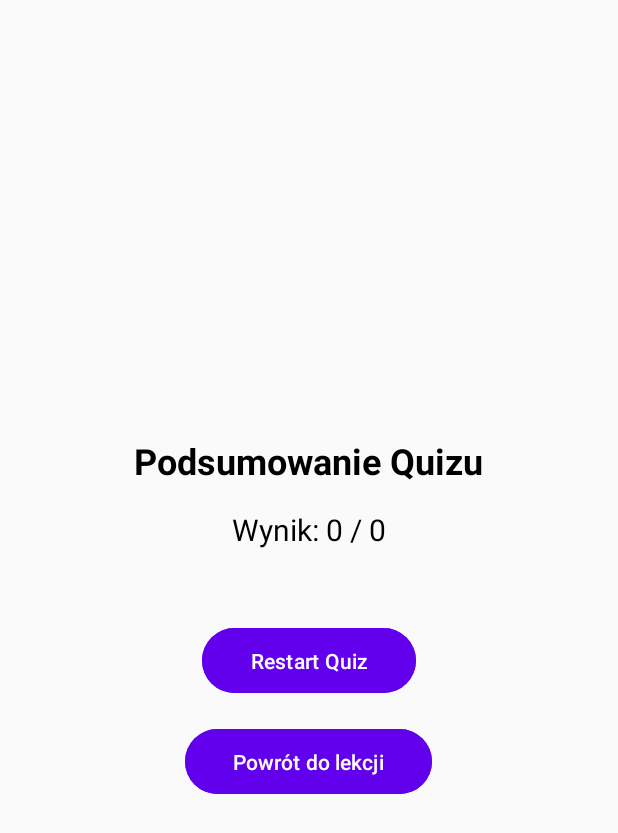
After one commit to Kamilo1/MathCourse, an Android app: the SummaryActivity screen opened directly, with no data from a screen before it, on a phone screen of 412 x 824 dp. The commit adds this screen. Shown: the top 833 px of the screen. Run offline under Robolectric (Android 15) with nearby library versions, the phone set to English and light mode, and no system bars.

Commit message:
add summary and animations

```diff
--- a/app/src/main/AndroidManifest.xml
+++ b/app/src/main/AndroidManifest.xml
@@ -15,6 +15,7 @@
         <activity android:name="pl.wsei.pam.AuthorsActivity" />
         <activity android:name="pl.wsei.pam.LessonActivity" />
         <activity android:name="pl.wsei.pam.QuizActivity" />
+        <activity android:name="pl.wsei.pam.SummaryActivity" />
         <activity
             android:name="pl.wsei.pam.MainActivity"
             android:exported="true">
--- a/app/src/main/java/pl/wsei/pam/LessonActivity.kt
+++ b/app/src/main/java/pl/wsei/pam/LessonActivity.kt
@@ -49,7 +49,7 @@ class LessonActivity : AppCompatActivity() {
                 )
                 3 -> SlideFragment.newInstance(
                     "a² - b² = (a + b)(a - b)",
-                    "Definicja: Wzór ten pozwala rozłożyć różnicę kwadratów na iloczyn dwóch wyrażeń.\nPrzykład: Rozłóż x² - 9.\n(x + 3)(x - 3)\nIlustracja: Pokaż diagram ilustrujący rozkład różnicy kwadratów na poszczególne części.",
+                    "Definicja: Wzór ten pozwala rozłożyć różnicę kwadratów na iloczyn dwóch wyrażeń.\nPrzykład: Rozłóż x² - 9.\n(x + 3)(x - 3),",
                     isLastSlide
                 )
                 else -> throw IllegalStateException("Unexpected position: $position")
--- /dev/null
+++ b/app/src/main/java/pl/wsei/pam/SummaryActivity.kt
@@ -0,0 +1,37 @@
+package pl.wsei.pam
+
+import android.content.Intent
+import android.os.Bundle
+import android.widget.Button
+import android.widget.TextView
+import androidx.appcompat.app.AppCompatActivity
+import pl.wsei.pam.lab01.R
+
+class SummaryActivity : AppCompatActivity() {
+
+    override fun onCreate(savedInstanceState: Bundle?) {
+        super.onCreate(savedInstanceState)
+        setContentView(R.layout.activity_summary)
+
+        val summaryTitleTextView: TextView = findViewById(R.id.summaryTitleTextView)
+        val scoreTextView: TextView = findViewById(R.id.scoreTextView)
+        val restartQuizButton: Button = findViewById(R.id.restartQuizButton)
+        val backToLesson : Button = findViewById(R.id.backToLesson)
+        val score = intent.getIntExtra("EXTRA_SCORE", 0)
+        val totalQuestions = intent.getIntExtra("EXTRA_TOTAL_QUESTIONS", 0)
+
+        summaryTitleTextView.text = "Podsumowanie Quizu"
+        scoreTextView.text = "Wynik: $score / $totalQuestions"
+
+        restartQuizButton.setOnClickListener {
+            val intent = Intent(this, QuizActivity::class.java)
+            startActivity(intent)
+            finish()
+        }
+        backToLesson.setOnClickListener{
+            val intent = Intent(this, LessonActivity::class.java)
+            startActivity(intent)
+            finish()
+        }
+    }
+}
--- /dev/null
+++ b/app/src/main/res/layout/activity_summary.xml
@@ -0,0 +1,54 @@
+<?xml version="1.0" encoding="utf-8"?>
+<LinearLayout xmlns:android="http://schemas.android.com/apk/res/android"
+    android:layout_width="match_parent"
+    android:layout_height="match_parent"
+    android:orientation="vertical"
+    android:gravity="center"
+    android:padding="16dp"
+    android:background="#FAFAFA">
+
+    <TextView
+        android:id="@+id/summaryTitleTextView"
+        android:layout_width="wrap_content"
+        android:layout_height="wrap_content"
+        android:text="Podsumowanie Quizu"
+        android:textSize="24sp"
+        android:textStyle="bold"
+        android:layout_marginBottom="16dp"
+        android:textColor="#000000" />
+
+    <TextView
+        android:id="@+id/scoreTextView"
+        android:layout_width="wrap_content"
+        android:layout_height="wrap_content"
+        android:textSize="20sp"
+        android:text="Wynik: "
+        android:textColor="#000000"
+        android:layout_marginBottom="32dp" />
+
+    <Button
+        android:id="@+id/restartQuizButton"
+        android:layout_width="wrap_content"
+        android:layout_height="wrap_content"
+        android:text="Restart Quiz"
+        android:textColor="#FFFFFF"
+        android:backgroundTint="#FF6200EE"
+        android:paddingStart="32dp"
+        android:paddingEnd="32dp"
+        android:paddingTop="12dp"
+        android:paddingBottom="12dp"
+        android:layout_marginTop="16dp"/>
+
+    <Button
+        android:id="@+id/backToLesson"
+        android:layout_width="wrap_content"
+        android:layout_height="wrap_content"
+        android:text="Powrót do lekcji"
+        android:textColor="#FFFFFF"
+        android:backgroundTint="#FF6200EE"
+        android:paddingStart="32dp"
+        android:paddingEnd="32dp"
+        android:paddingTop="12dp"
+        android:paddingBottom="12dp"
+        android:layout_marginTop="16dp"/>
+</LinearLayout>
```
Also changed, not shown: app/src/main/java/pl/wsei/pam/MainActivity.kt (+7 -2 lines), app/src/main/java/pl/wsei/pam/QuizActivity.kt (+25 -3 lines), app/src/main/java/pl/wsei/pam/TopicsAdapter.kt (+19 -13 lines), app/src/main/res/anim/slide_in_right.xml (added, +8 -0 lines), app/src/main/res/anim/slide_out_left.xml (added, +8 -0 lines).
